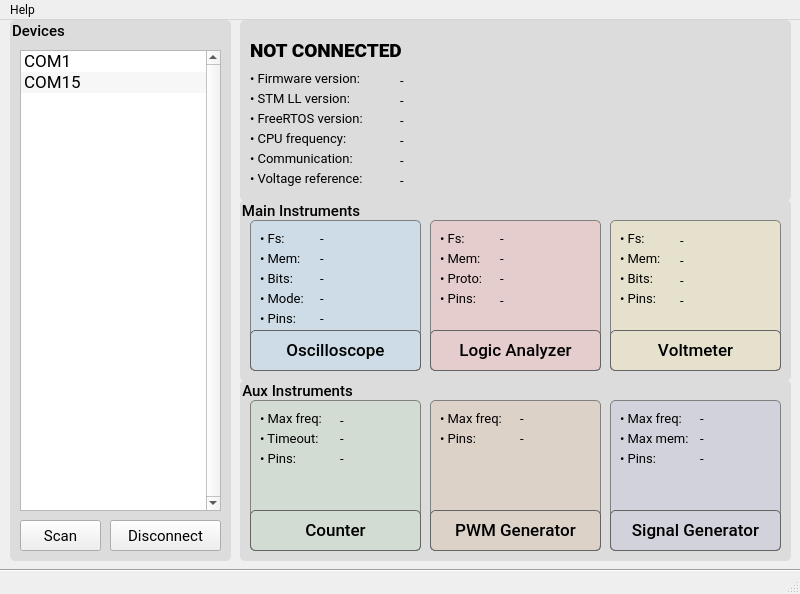
This is src/software-qt/EMBO/window__main.ui in parezj/EMBO as Qt 5 draws it before an edit. The edited form follows.
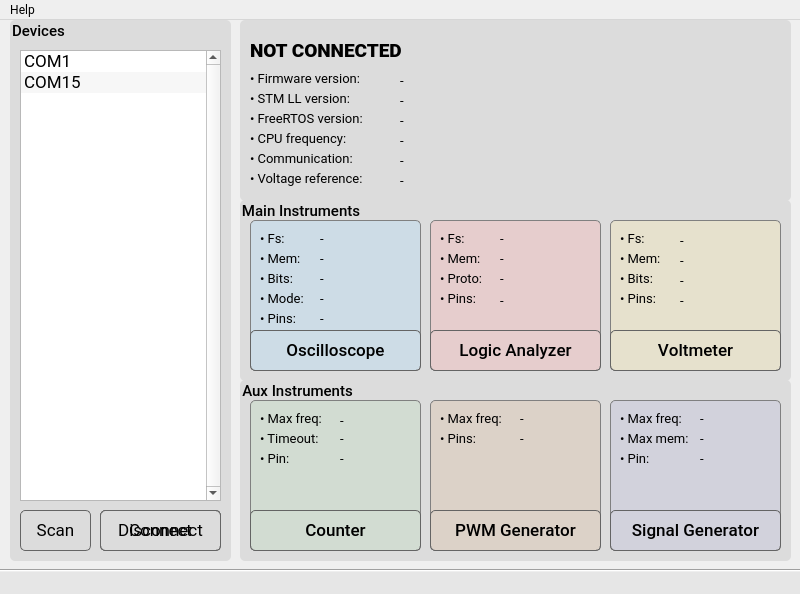
This is the edited form. Icons and pictures are not drawn.

Diff of the .ui file:
```diff
--- a/src/software-qt/EMBO/window__main.ui
+++ b/src/software-qt/EMBO/window__main.ui
@@ -81,7 +81,7 @@
        <x>10</x>
        <y>30</y>
        <width>201</width>
-       <height>461</height>
+       <height>451</height>
       </rect>
      </property>
      <property name="sizePolicy">
@@ -130,21 +130,47 @@
      <property name="geometry">
       <rect>
        <x>10</x>
-       <y>500</y>
-       <width>81</width>
-       <height>31</height>
+       <y>490</y>
+       <width>71</width>
+       <height>41</height>
       </rect>
      </property>
      <property name="font">
       <font>
        <family>Roboto</family>
-       <pointsize>11</pointsize>
+       <pointsize>13</pointsize>
        <weight>50</weight>
        <italic>false</italic>
        <bold>false</bold>
        <kerning>true</kerning>
       </font>
      </property>
+     <property name="styleSheet">
+      <string notr="true">QPushButton {    
+    padding: 0.2em 0.2em 0.3em 0.2em;
+    border: 1px solid rgb(100, 100, 100);
+	border-radius: 5px;
+    background: qlineargradient(x1:0, y1:0, x2:0, y2:2,
+                                  stop:0 #FFFFFF, stop:0.1 #FFFFFF, stop:1  #7B7B7B);
+    color: black;
+}
+
+QPushButton:hover:!pressed
+{
+	border: 1px solid black;
+	border-radius: 5px;
+ 	background: #FFFFFF;
+	color:#2f836a;
+}
+
+QPushButton:pressed
+{
+	border: 1px solid black;
+	border-radius: 5px;
+ 	background: #AAAAAA;
+	color:white;
+}</string>
+     </property>
      <property name="text">
       <string>Scan</string>
      </property>
@@ -159,22 +185,48 @@
      </property>
      <property name="geometry">
       <rect>
-       <x>100</x>
-       <y>500</y>
-       <width>111</width>
-       <height>31</height>
+       <x>90</x>
+       <y>490</y>
+       <width>121</width>
+       <height>41</height>
       </rect>
      </property>
      <property name="font">
       <font>
        <family>Roboto</family>
-       <pointsize>11</pointsize>
+       <pointsize>13</pointsize>
        <weight>50</weight>
        <italic>false</italic>
        <bold>false</bold>
        <kerning>true</kerning>
       </font>
      </property>
+     <property name="styleSheet">
+      <string notr="true">QPushButton {    
+    padding: 0.2em 0.2em 0.3em 0.2em;
+    border: 1px solid rgb(100, 100, 100);
+	border-radius: 5px;
+    background: qlineargradient(x1:0, y1:0, x2:0, y2:2,
+                                  stop:0 #FFFFFF, stop:0.1 #FFFFFF, stop:1  #7B7B7B);
+    color: black;
+}
+
+QPushButton:hover:!pressed
+{
+	border: 1px solid black;
+	border-radius: 5px;
+ 	background: #FFFFFF;
+	color:#2f836a;
+}
+
+QPushButton:pressed
+{
+	border: 1px solid black;
+	border-radius: 5px;
+ 	background: #AAAAAA;
+	color:white;
+}</string>
+     </property>
      <property name="text">
       <string>Connect</string>
      </property>
@@ -189,22 +241,48 @@
      </property>
      <property name="geometry">
       <rect>
-       <x>100</x>
-       <y>500</y>
-       <width>111</width>
-       <height>31</height>
+       <x>90</x>
+       <y>490</y>
+       <width>121</width>
+       <height>41</height>
       </rect>
      </property>
      <property name="font">
       <font>
        <family>Roboto</family>
-       <pointsize>11</pointsize>
+       <pointsize>13</pointsize>
        <weight>50</weight>
        <italic>false</italic>
        <bold>false</bold>
        <kerning>true</kerning>
       </font>
      </property>
+     <property name="styleSheet">
+      <string notr="true">QPushButton {    
+    padding: 0.2em 0.2em 0.3em 0.2em;
+    border: 1px solid rgb(100, 100, 100);
+	border-radius: 5px;
+    background: qlineargradient(x1:0, y1:0, x2:0, y2:2,
+                                  stop:0 #FFFFFF, stop:0.1 #FFFFFF, stop:1  #7B7B7B);
+    color: black;
+}
+
+QPushButton:hover:!pressed
+{
+	border: 1px solid black;
+	border-radius: 5px;
+ 	background: #FFFFFF;
+	color:#2f836a;
+}
+
+QPushButton:pressed
+{
+	border: 1px solid black;
+	border-radius: 5px;
+ 	background: #AAAAAA;
+	color:white;
+}</string>
+     </property>
      <property name="text">
       <string>Disconnect</string>
      </property>
@@ -246,7 +324,7 @@
      <property name="geometry">
       <rect>
        <x>20</x>
-       <y>370</y>
+       <y>360</y>
        <width>161</width>
        <height>110</height>
       </rect>
@@ -2009,7 +2087,7 @@
        </font>
       </property>
       <property name="text">
-       <string>• Pins:</string>
+       <string>• Pin:</string>
       </property>
       <property name="textFormat">
        <enum>Qt::AutoText</enum>
@@ -2197,7 +2275,7 @@
        </font>
       </property>
       <property name="text">
-       <string>• Pins:</string>
+       <string>• Pin:</string>
       </property>
       <property name="textFormat">
        <enum>Qt::AutoText</enum>
@@ -2383,6 +2461,9 @@
      <kerning>true</kerning>
     </font>
    </property>
+   <property name="styleSheet">
+    <string notr="true">background-color: rgb(230, 230, 230);</string>
+   </property>
   </widget>
   <action name="actionAbout">
    <property name="checkable">
```
Left out of the diff: 28 changed lines with no effect on the pictures.
